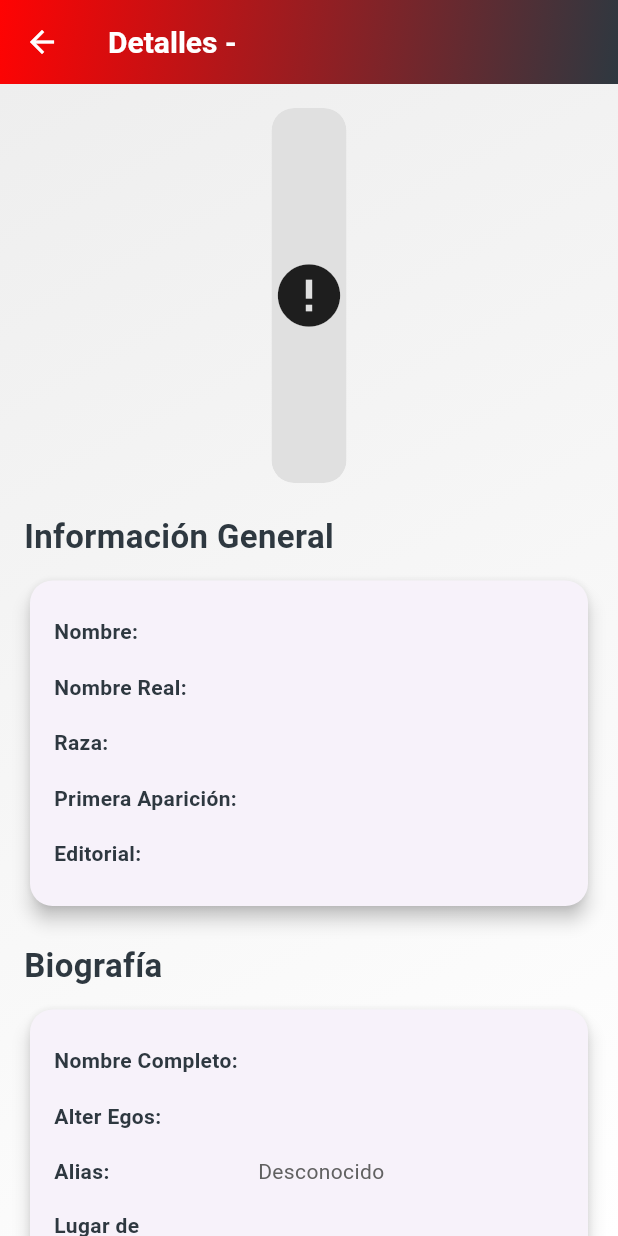
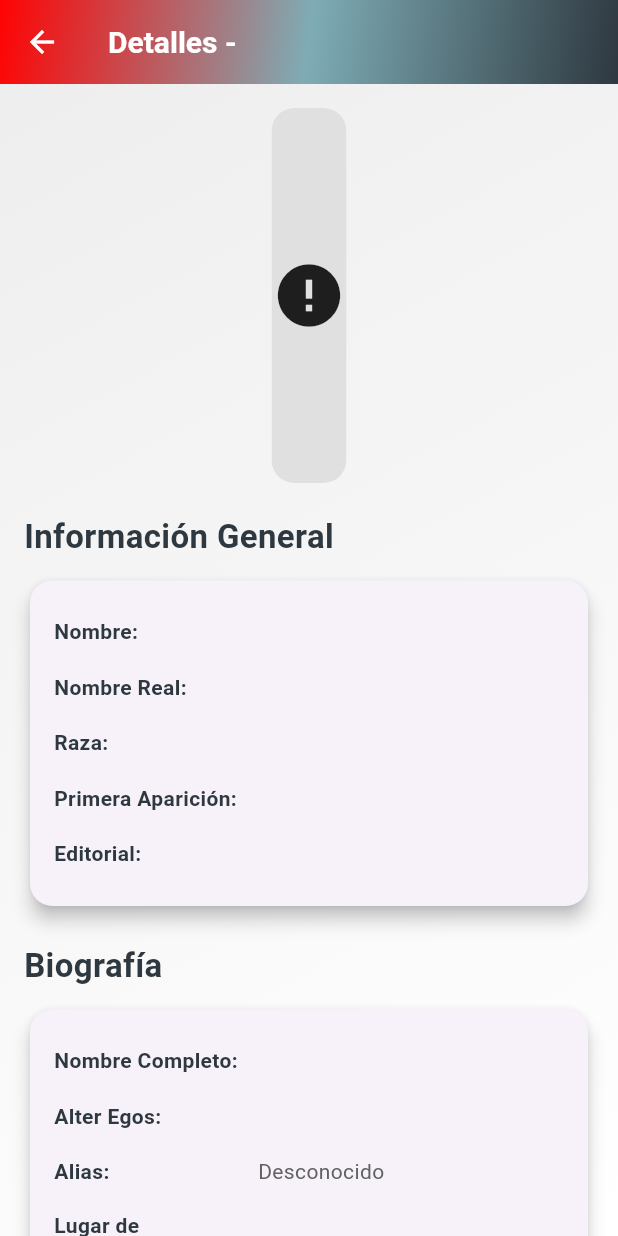
Before and after one commit to saulvc28/SuperHero-App, a Flutter app: the SuperheroDetailScreen screen opened directly with empty values, after a tap on "Ver información completa", on a phone screen of 412 x 824 dp. Run offline on Flutter 3.47's test engine with Material 3 defaults, Android fonts, the phone set to English and light mode, and no system bars; network calls fail.

Commit message:
v 0.1.10

```diff
--- a/lib/screens/superhero_detail_screen.dart
+++ b/lib/screens/superhero_detail_screen.dart
@@ -28,7 +28,11 @@ class SuperheroDetailScreen extends StatelessWidget {
         flexibleSpace: Container(
           decoration: BoxDecoration(
             gradient: LinearGradient(
-              colors: <Color>[Color(0xffFF0303), Color(0xff2E3840)],
+              colors: <Color>[
+                Color(0xffFF0303),
+                Color(0xff7EACB5),
+                Color(0xff2E3840),
+              ],
               begin: Alignment.topLeft,
               end: Alignment.bottomRight,
             ),
--- a/lib/screens/superhero_more_detail_screen.dart
+++ b/lib/screens/superhero_more_detail_screen.dart
@@ -13,7 +13,11 @@ class SuperheroMoreDetailScreen extends StatelessWidget {
         flexibleSpace: Container(
           decoration: BoxDecoration(
             gradient: LinearGradient(
-              colors: <Color>[Color(0xffFF0303), Color(0xff2E3840)],
+              colors: <Color>[
+                Color(0xffFF0303),
+                Color(0xff7EACB5),
+                Color(0xff2E3840),
+              ],
               begin: Alignment.topLeft,
               end: Alignment.bottomRight,
             ),
--- a/lib/screens/superhero_search_screen.dart
+++ b/lib/screens/superhero_search_screen.dart
@@ -94,6 +94,7 @@ class _SuperheroSearchScreenState extends State<SuperheroSearchScreen>
                     fontSize: 28,
                     fontWeight: FontWeight.bold,
                     height: 1.2,
+                    fontStyle: FontStyle.italic,
                   ),
                 ),
               ),
--- a/pubspec.yaml
+++ b/pubspec.yaml
@@ -1,7 +1,7 @@
 name: superhero_app
 description: "SuperHero Search."
 publish_to: 'none'
-version: 0.1.9
+version: 0.1.10
 
 environment:
   sdk: ^3.8.0
```
